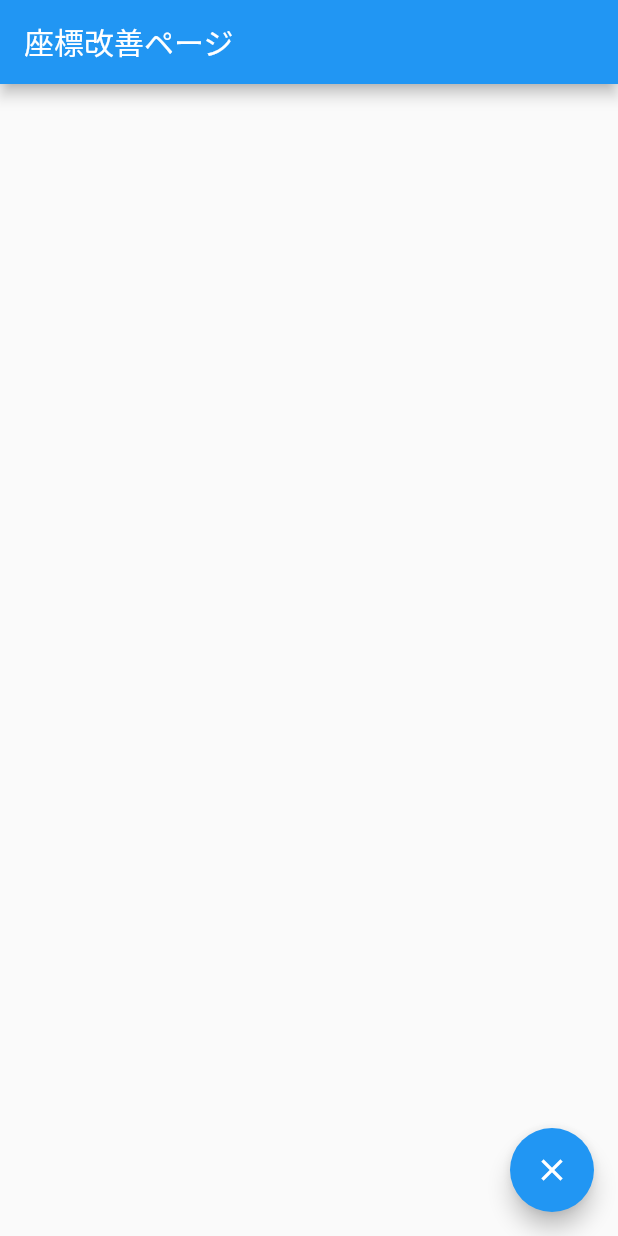
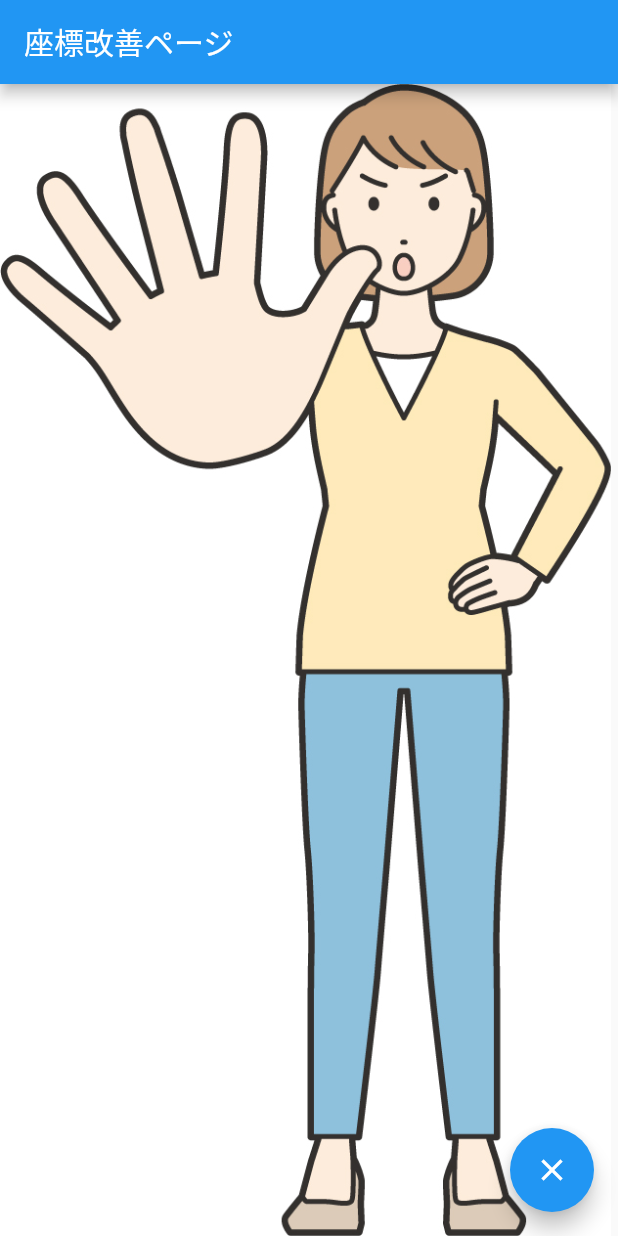
Before and after one commit to 22726020/AIdakko, a Flutter app: the screen it shows after launch, after a tap on "修正を行う", on a phone screen of 412 x 824 dp. Run offline on Flutter 3.47's test engine with Material 2 defaults, Android fonts, the light colour scheme and no system bars; our stand-ins replace audioplayers, camera, image_gallery_saver; missing offline and left inert: google_mlkit_pose_detection.

Commit message:
描画点を円形に変更、背景実装

```diff
--- a/lib/improve.dart
+++ b/lib/improve.dart
@@ -32,9 +32,11 @@ class _PointerDrawingWidgetState extends State<PointerDrawingWidget> {
       appBar: AppBar(
         title: Text(widget.title),
       ),
-      body: GestureDetector(
+      body:Stack(
+        children: <Widget>[
+          Image.asset('assets/pause.jpg'),
+          GestureDetector(
           // child: Image.asset('dakko.jpg'),
-
           // TapDownイベントを検知
           onTapDown: _addPoint,
           // カスタムペイント
@@ -43,6 +45,8 @@ class _PointerDrawingWidgetState extends State<PointerDrawingWidget> {
             // タッチを有効にするため、childが必要
             child: Center(),
         ),
+      ),
+      ],
       ),
       floatingActionButton: FloatingActionButton(
         // 点のクリアボタン
@@ -79,7 +83,8 @@ class MyPainter extends CustomPainter{
   void paint(Canvas canvas, Size size) {
     // 記憶している点を描画する
     _points.forEach((offset) =>
-        canvas.drawRect(Rect.fromCenter(center: offset, width: 20.0, height: 20.0), _rectPaint));
+        // canvas.drawRect(Rect.fromCenter(center: offset, width: 20.0, height: 20.0), _rectPaint));
+        canvas.drawCircle(offset, 10, _rectPaint));
   }
 
   @override
```
Lines whose indentation alone changed are shown as unchanged.
